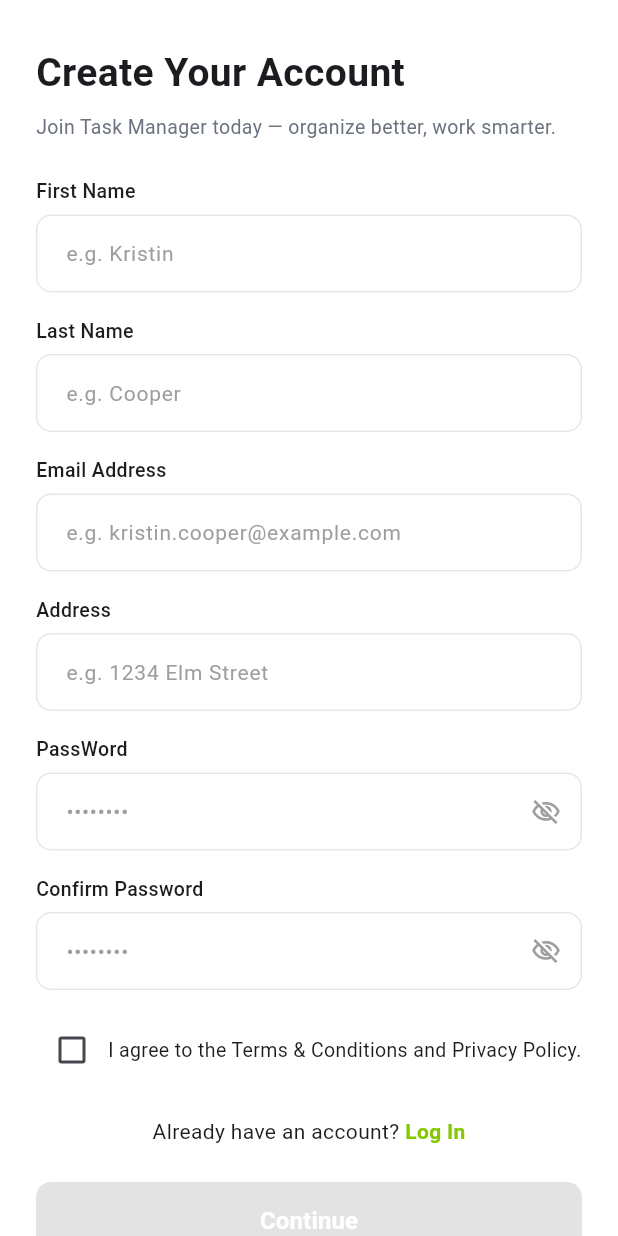
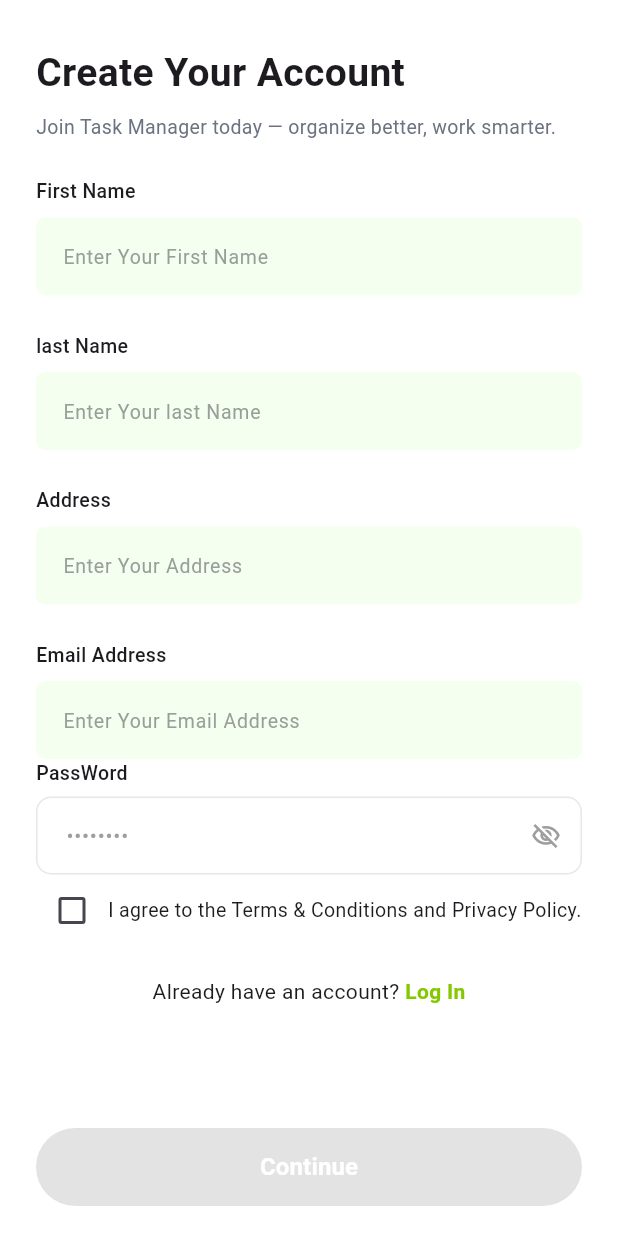
Before and after one commit to MuntahaBinteo3/Task-Management, a Flutter app: the CreateAccountView screen opened directly, on a phone screen of 412 x 824 dp. Run offline on Flutter 3.47's test engine with Material 3 defaults, Android fonts, the phone set to English and light mode, and no system bars; our stand-ins replace flutter_spinkit, fluttertoast, get, google_fonts.

Commit message:
Update code

```diff
--- a/lib/Constant/appurl.dart
+++ b/lib/Constant/appurl.dart
@@ -1,5 +1,5 @@
 class Appurl {
- static String baseurl = "https://taskmanagment.nahid.cc/api/v1 ";
+ static String baseurl = "https://taskmanagment.nahid.cc/api/v1";
  static String login = "${baseurl}/auth/signin";
  static String signup= "${baseurl}/auth/signup";
 
--- a/lib/view/auth_view/create_account_view.dart
+++ b/lib/view/auth_view/create_account_view.dart
@@ -1,5 +1,11 @@
 import 'package:flutter/material.dart';
+import 'package:get/get_core/src/get_main.dart';
+import 'package:get/get_instance/src/extension_instance.dart';
+import 'package:task_management/utils/custom_text.dart';
+import 'package:task_management/view/auth_view/custom_toast_message.dart';
 import 'package:task_management/view/auth_view/verify_email_view.dart';
+import 'package:task_management/utils/signup_controller.dart';
+
 
 class CreateAccountView extends StatefulWidget {
   const CreateAccountView({super.key});
@@ -9,10 +15,30 @@ class CreateAccountView extends StatefulWidget {
 }
 
 class _SignUpViewState extends State<CreateAccountView> {
-  bool _isObscurePass = true;
-  bool _isObscureConfirmPass = true;
+  final TextEditingController firstNameController = TextEditingController();
+  final TextEditingController lastNameController = TextEditingController();
+  final TextEditingController addressController = TextEditingController();
+  final TextEditingController emailController = TextEditingController();
+  final TextEditingController passwordController = TextEditingController();
+
+  final TextEditingController confirmPasswordController = TextEditingController();
+  final SignupController signupController = Get.put(SignupController());
+
+
+
+  bool _isObscurePassword = true;
   bool _isAgreed = false;
 
+ @override
+ void dispose(){
+   firstNameController.dispose();
+   lastNameController.dispose();
+   addressController.dispose();
+   emailController.dispose();
+   passwordController.dispose();
+   super.dispose();
+
+ }
   @override
   Widget build(BuildContext context) {
     return Scaffold(
@@ -26,79 +52,83 @@ class _SignUpViewState extends State<CreateAccountView> {
                 constraints: BoxConstraints(minHeight: constraints.maxHeight),
                 child: IntrinsicHeight(
                   child: Padding(
-                    padding: const EdgeInsets.symmetric(horizontal: 24.0, vertical: 20.0),
+                    padding: const EdgeInsets.symmetric(
+                      horizontal: 24.0,
+                      vertical: 20.0,
+                    ),
                     child: Column(
                       crossAxisAlignment: CrossAxisAlignment.start,
                       children: [
                         const SizedBox(height: 10),
-                        const Text('Create Your Account',
-                            style: TextStyle(fontSize: 26,
-                                fontWeight: FontWeight.bold)),
+                        const Text(
+                          'Create Your Account',
+                          style: TextStyle(
+                            fontSize: 26,
+                            fontWeight: FontWeight.bold,
+                          ),
+                        ),
                         const SizedBox(height: 8),
-                        const Text('Join Task Manager today — organize better, work smarter.',
+                        const Text(
+                          'Join Task Manager today — organize better, work smarter.',
                           style: TextStyle(
                             fontSize: 13,
-                                color: Color(0xFF6B7280)
-                            )
+                            color: Color(0xFF6B7280),
+                          ),
                         ),
                         const SizedBox(height: 24),
-
-                        buildFormLabel('First Name'),
-                        buildFormTextField('e.g. Kristin',
-                            TextInputType.name),
-
-                        buildFormLabel('Last Name'),
-                        buildFormTextField('e.g. Cooper',
-                            TextInputType.name),
-
-                        buildFormLabel('Email Address'),
-                        buildFormTextField('e.g. kristin.cooper@example.com',
-                            TextInputType.emailAddress),
-
-                        buildFormLabel('Address'),
-                        buildFormTextField('e.g. 1234 Elm Street',
-                            TextInputType.streetAddress),
+                        CustomTextField(label: "First Name",
+                            hint:"Enter Your First Name",
+                            controller: firstNameController,
+                        ),
+                        const SizedBox(height: 24),
+                        CustomTextField(label: "last Name",
+                            hint:"Enter Your last Name",
+                            controller: lastNameController,
+                        ),
+                        const SizedBox(height: 24),
+                        CustomTextField(label: "Address",
+                            hint:"Enter Your Address",
+                            controller: addressController,
+                        ),
+                        const SizedBox(height: 24),
+                        CustomTextField(label: "Email Address",
+                            hint:"Enter Your Email Address",
+                            controller:emailController,
+                        ),
 
                         buildFormLabel('PassWord'),
                         TextField(
-                          obscureText: _isObscurePass,
+                          obscureText: _isObscurePassword,
                           decoration: buildInputDecoration('••••••••').copyWith(
                             suffixIcon: IconButton(
-                              icon: Icon(_isObscurePass ?
-                              Icons.visibility_off_outlined : Icons.visibility_outlined,
+                              icon: Icon(
+                                _isObscurePassword
+                                    ? Icons.visibility_off_outlined
+                                    : Icons.visibility_outlined,
                                 color: Colors.grey,
-                                  size: 20),
-                              onPressed: () => setState(() => _isObscurePass = !_isObscurePass),
+                                size: 20,
+                              ),
+                              onPressed: () => setState(
+                                () => _isObscurePassword = !_isObscurePassword,
                               ),
                             ),
                           ),
-                        const SizedBox(height: 16),
+                        ),
 
-                        buildFormLabel('Confirm Password'),
-                        TextField(
-                          obscureText: _isObscureConfirmPass,
-                          decoration: buildInputDecoration('••••••••').copyWith(
-                            suffixIcon: IconButton(
-                              icon: Icon(_isObscureConfirmPass ?
-                              Icons.visibility_off_outlined : Icons.visibility_outlined,
-                                  color: Colors.grey,
-                                  size: 20),
-                              onPressed: () => setState(() => _isObscureConfirmPass = !_isObscureConfirmPass),
-                            ),
-                          ),
-                        ),
-                        const SizedBox(height: 16),
 
                         Row(
                           children: [
-                            Checkbox(value: _isAgreed,
+                            Checkbox(
+                              value: _isAgreed,
                               activeColor: const Color(0xFF84C900),
-                                onChanged: (value) => setState(() => _isAgreed = value!)
+                              onChanged: (value) =>
+                                  setState(() => _isAgreed = value!),
                             ),
-                            const Expanded(child:
-                            Text('I agree to the Terms & Conditions and Privacy Policy.',
-                                style: TextStyle(fontSize: 13)
-                            )
+                            const Expanded(
+                              child: Text(
+                                'I agree to the Terms & Conditions and Privacy Policy.',
+                                style: TextStyle(fontSize: 13),
+                              ),
                             ),
                           ],
                         ),
@@ -107,14 +137,20 @@ class _SignUpViewState extends State<CreateAccountView> {
                         Row(
                           mainAxisAlignment: MainAxisAlignment.center,
                           children: [
-                            const Text("Already have an account? ",
-                                style: TextStyle(fontSize: 14)),
-                            GestureDetector(onTap: () => Navigator.pop(context),
-                                child: const Text('Log In',
-                                    style: TextStyle(color: Color(0xFF84C900),
+                            const Text(
+                              "Already have an account? ",
+                              style: TextStyle(fontSize: 14),
+                            ),
+                            GestureDetector(
+                              onTap: () => Navigator.pop(context),
+                              child: const Text(
+                                'Log In',
+                                style: TextStyle(
+                                  color: Color(0xFF84C900),
                                   fontWeight: FontWeight.bold,
-                                        fontSize: 14)
-                                )
+                                  fontSize: 14,
+                                ),
+                              ),
                             ),
                           ],
                         ),
@@ -126,23 +162,51 @@ class _SignUpViewState extends State<CreateAccountView> {
                           width: double.infinity,
                           height: 52,
                           child: ElevatedButton(
-                            style: ElevatedButton.
-                            styleFrom(backgroundColor:
-                            const Color(0xFF84C900),
-                                shape: RoundedRectangleBorder(
-                                    borderRadius: BorderRadius.circular(10)
+                            ontap: () {
+                              final firstName = firstNameController.text.trim();
+                              final lastName = lastNameController.text.trim();
+                              final address= addressController.text.trim();
+                              final email = emailController.text.trim();
+                              final password = passwordController.text.trim();
+
+                              if (firstName.isEmpty||
+                                 lastName.isEmpty||
+                                 address.isEmpty||
+                                 email.isEmpty||
+                                  password.isEmpty){
+                               CustomToast.showToast(
+                                  "All fields are required",
+                                   isError: true,
+                               );
+                              } else if(!email.contains("@")) {
+                                CustomToast.showToast("Invalid email address",
+                                  isError: true,
+                                );}
+                              else{
+                              signupController.registerUser(
+                                firstName:firstName,
+                                lastName:lastName,
+                                address:address,
+                                email:email,
+                                password:password,
+                              );}
+                            },
+                            onPressed: _isAgreed
+                                ? () => Navigator.push(
+                                    context,
+                                    MaterialPageRoute(
+                                      builder: (context) =>
+                                          const VerifyEmailView(),
                                     ),
-                                elevation: 0),
-                            onPressed: _isAgreed ? () =>
-                                Navigator.push(context,
-                                    MaterialPageRoute(builder: (context) => const VerifyEmailView()
                                   )
-                                ) : null,
-                            child:
-                            const Text('Continue',
-                                style: TextStyle(color: Colors.white,
+                                : null,
+                            child: const Text(
+                              'Continue',
+                              style: TextStyle(
+                                color: Colors.white,
                                 fontSize: 16,
-                                    fontWeight: FontWeight.bold)
+                                fontWeight: FontWeight.bold,
+                              ),
                               ),
                             ),
                           ),
@@ -159,21 +223,25 @@ class _SignUpViewState extends State<CreateAccountView> {
   }
 
   Widget buildFormLabel(String text) {
-    return Padding(padding:
-    const EdgeInsets.only(bottom: 6.0),
-        child: Text(text, style:
-        const TextStyle(fontSize: 13,
-            fontWeight: FontWeight.w500)
-        )
+    return Padding(
+      padding: const EdgeInsets.only(bottom: 6.0),
+      child: Text(
+        text,
+        style: const TextStyle(fontSize: 13, fontWeight: FontWeight.w500),
+      ),
     );
   }
 
   Widget buildFormTextField(String hint, TextInputType type) {
-    return Padding(padding:
-    const EdgeInsets.only(bottom: 16.0),
-        child: TextField(keyboardType: type,
-            decoration: buildInputDecoration (hint)));
+    return Padding(
+      padding: const EdgeInsets.only(bottom: 16.0),
+      child: TextField(
+        keyboardType: type,
+        decoration: buildInputDecoration(hint),
+      ),
+    );
   }
+
   InputDecoration buildInputDecoration(String hintText) {
     return InputDecoration(
       hintText: hintText,
@@ -193,5 +261,4 @@ class _SignUpViewState extends State<CreateAccountView> {
       ),
     );
   }
-
 }
--- a/lib/view/auth_view/login_controller.dart
+++ b/lib/view/auth_view/login_controller.dart
@@ -1,14 +1,16 @@
 import 'dart:convert';
+
 import 'package:get/get.dart';
 import 'package:task_management/Constant/appurl.dart';
 import 'package:http/http.dart';
 
-class LoginController {
+class LoginController extends GetxController {
   var isLoading = false.obs;
 
   Future<void> login({required String email, required String password}) async {
     print('Login function called');
     try {
+      isLoading.value = true;
       var uri = Uri.parse(Appurl.login);
 
       print('Sending request...');
@@ -16,7 +18,7 @@ class LoginController {
       var response = await post(
         uri,
         headers: {'Content-Type': 'application/json'},
-        body: jsonEncode({'gmail': email, 'password': password}),
+        body: jsonEncode({'email': email, 'password': password}),
       );
 
       print('Status Code: ${response.statusCode}');
--- a/lib/view/auth_view/verify_email_view.dart
+++ b/lib/view/auth_view/verify_email_view.dart
@@ -44,7 +44,7 @@ class VerifyEmailView extends StatelessWidget {
                           ),
                           const SizedBox(height: 8),
                           TextField(keyboardType: TextInputType.emailAddress,
-                              decoration: InputDecoration(hint:Text('gsdssf')),
+                              decoration: InputDecoration(hint:Text('Enter your Email')),
                           ),
                         ],
                       ),
--- a/pubspec.yaml
+++ b/pubspec.yaml
@@ -37,11 +37,10 @@ dependencies:
   # The following adds the Cupertino Icons font to your application.
   # Use with the CupertinoIcons class for iOS style icons.
   cupertino_icons: ^1.0.8
+  google_fonts:
   get: ^4.7.2
   custom_toast: ^0.0.3
   http: ^1.6.0
-  google_fonts:
-
   fluttertoast: ^10.0.2
   flutter_spinkit: ^5.2.2
 
```
Also changed, not shown: lib/main.dart (+2 -10 lines), lib/utils/signup_controller.dart (added, +51 -0 lines). Lines whose indentation alone changed are shown as unchanged.
